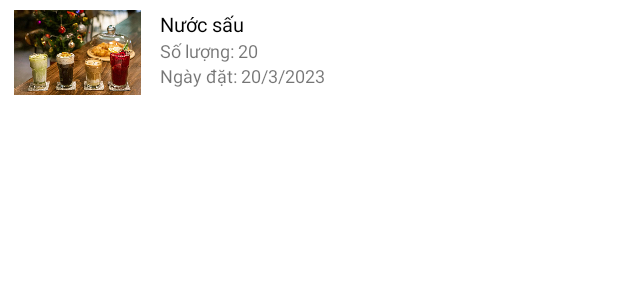
After one commit to dqhieu9301/androidApp, an Android app: the layout product_history.xml on its own in the app's theme, with its tools: preview values and no code run, on a phone screen of 412 x 824 dp. The commit adds this screen. Shown: the top 300 px of the screen. Run offline under Robolectric (Android 15) with nearby library versions, the light colour scheme and no system bars.

Commit message:
build history

```diff
--- a/app/src/main/java/com/example/appandroid/ui/user/UserFragment.java
+++ b/app/src/main/java/com/example/appandroid/ui/user/UserFragment.java
@@ -26,9 +26,9 @@ public class UserFragment extends Fragment {
         View view = inflater.inflate(R.layout.fragment_user, container, false);
 
         SharedPreferences sharedPreferences = getContext().getSharedPreferences("MyPrefs", MODE_PRIVATE);
-//        sharedPreferences.edit().clear().commit();
+        sharedPreferences.edit().clear().commit();
         String token = sharedPreferences.getString("token", null);
-        System.out.println(token);
+//        System.out.println(token);
         if(token == null) {
             showCustomDialog();
         }
--- /dev/null
+++ b/app/src/main/res/drawable/baseline_history_24.xml
@@ -0,0 +1,5 @@
+<vector android:height="24dp" android:tint="#000000"
+    android:viewportHeight="24" android:viewportWidth="24"
+    android:width="24dp" xmlns:android="http://schemas.android.com/apk/res/android">
+    <path android:fillColor="@android:color/white" android:pathData="M13,3c-4.97,0 -9,4.03 -9,9L1,12l3.89,3.89 0.07,0.14L9,12L6,12c0,-3.87 3.13,-7 7,-7s7,3.13 7,7 -3.13,7 -7,7c-1.93,0 -3.68,-0.79 -4.94,-2.06l-1.42,1.42C8.27,19.99 10.51,21 13,21c4.97,0 9,-4.03 9,-9s-4.03,-9 -9,-9zM12,8v5l4.28,2.54 0.72,-1.21 -3.5,-2.08L13.5,8L12,8z"/>
+</vector>
--- /dev/null
+++ b/app/src/main/res/layout/product_history.xml
@@ -0,0 +1,56 @@
+<?xml version="1.0" encoding="utf-8"?>
+<androidx.constraintlayout.widget.ConstraintLayout xmlns:android="http://schemas.android.com/apk/res/android"
+    android:layout_width="match_parent"
+    android:layout_height="70dp">
+
+    <LinearLayout
+        android:layout_width="match_parent"
+        android:layout_height="match_parent"
+        android:orientation="vertical">
+        <LinearLayout
+            android:layout_width="match_parent"
+            android:layout_height="match_parent"
+            android:orientation="horizontal"
+            android:layout_margin="5dp"
+            android:padding="1dp">
+            <ImageView
+                android:id="@+id/imageProductHistory"
+                android:layout_width="90dp"
+                android:layout_height="wrap_content"
+                android:src="@drawable/do_uong"></ImageView>
+            <LinearLayout
+                android:layout_width="match_parent"
+                android:layout_height="match_parent"
+                android:orientation="vertical"
+                android:layout_marginLeft="10dp">
+                <TextView
+                    android:id="@+id/nameProductHistory"
+                    android:layout_width="wrap_content"
+                    android:layout_height="wrap_content"
+                    android:text="Nước sấu"
+                    android:textSize="13dp"
+                    android:textColor="#000000"
+                    android:textFontWeight="800">
+                </TextView>
+                <TextView
+                    android:id="@+id/quantityProductHistory"
+                    android:layout_width="wrap_content"
+                    android:layout_height="wrap_content"
+                    android:text="Số lượng: 20"
+                    android:textSize="12dp">
+                </TextView>
+                <TextView
+                    android:id="@+id/dateProductHistory"
+                    android:layout_width="wrap_content"
+                    android:layout_height="wrap_content"
+                    android:textSize="12dp"
+                    android:text="Ngày đặt: 20/3/2023">
+                </TextView>
+            </LinearLayout>
+        </LinearLayout>
+        <LinearLayout
+            android:layout_width="match_parent"
+            android:layout_height="10dp"
+            android:background="#000000"></LinearLayout>
+    </LinearLayout>
+</androidx.constraintlayout.widget.ConstraintLayout>
--- a/app/src/main/res/menu/bottom_nav_menu.xml
+++ b/app/src/main/res/menu/bottom_nav_menu.xml
@@ -19,5 +19,9 @@
         android:id="@+id/navigation_cart"
         android:icon="@drawable/baseline_shopping_cart_24"
         android:title="Giỏ hàng" />
+    <item
+        android:id="@+id/navigation_history"
+        android:icon="@drawable/baseline_history_24"
+        android:title="Lịch sử" />
 
 </menu>
--- a/app/src/main/res/navigation/mobile_navigation.xml
+++ b/app/src/main/res/navigation/mobile_navigation.xml
@@ -27,4 +27,9 @@
         android:name="com.example.appandroid.ui.cart.CartFragment"
         android:label="@string/title_cart"
         tools:layout="@layout/fragment_cart" />
+    <fragment
+        android:id="@+id/navigation_history"
+        android:name="com.example.appandroid.ui.history.HistoryFragment"
+        android:label="History"
+        tools:layout="@layout/fragment_history" />
 </navigation>
```
Also changed, not shown: app/src/main/java/com/example/appandroid/model/ListProductHistoryAdapter.java (added, +69 -0 lines), app/src/main/java/com/example/appandroid/model/ProductHistory.java (added, +51 -0 lines), app/src/main/java/com/example/appandroid/ui/history/HistoryFragment.java (added, +105 -0 lines), app/src/main/res/layout/fragment_history.xml (added, +14 -0 lines).
